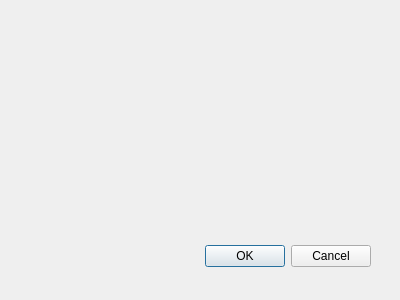
Above: qgis3_plugin/faa_dof_manager/faa_dof_manager_dialog_base.ui from strpaw/qgis3-faa-dof-postgis before the change. Below: the same form after it.
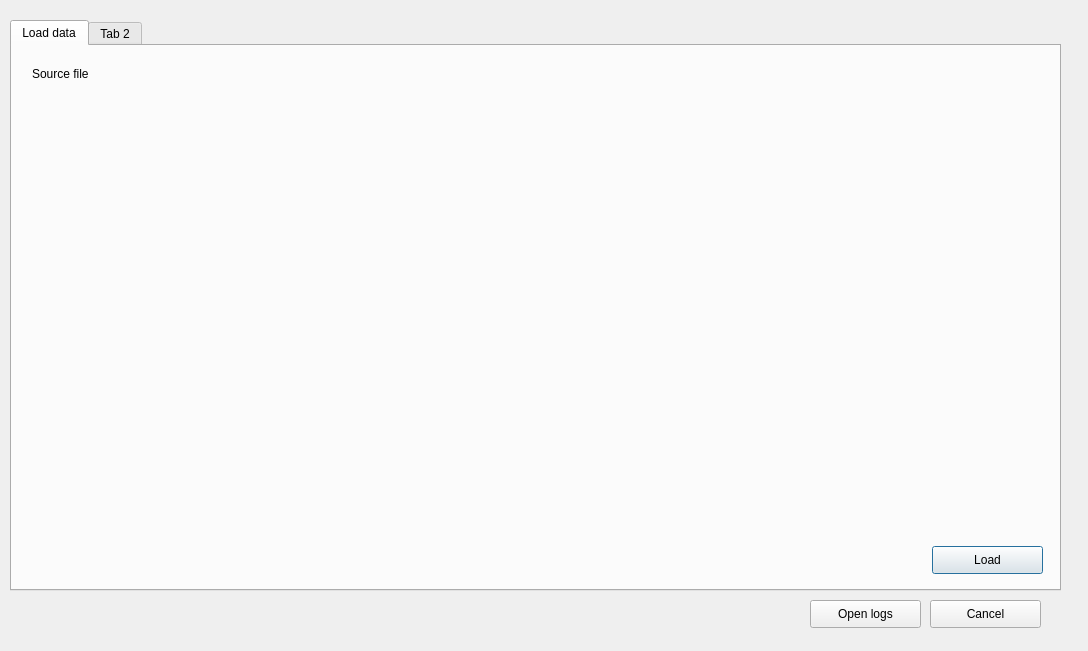
That is the form after the change. Custom widgets are drawn as their Qt base class.

Commit message: feat: Load data mode GUI

What changed in the file:
```diff
--- a/qgis3_plugin/faa_dof_manager/faa_dof_manager_dialog_base.ui
+++ b/qgis3_plugin/faa_dof_manager/faa_dof_manager_dialog_base.ui
@@ -1,34 +1,107 @@
 <ui version="4.0" >
  <class>faa_dof_managerDialogBase</class>
- <widget class="QDialog" name="faa_dof_managerDialogBase" >
-  <property name="geometry" >
+ <widget class="QDialog" name="faa_dof_managerDialogBase">
+  <property name="geometry">
    <rect>
     <x>0</x>
     <y>0</y>
-    <width>400</width>
-    <height>300</height>
+    <width>1088</width>
+    <height>651</height>
    </rect>
   </property>
   <property name="windowTitle" >
    <string>FAA DOF Manager</string>
   </property>
-  <widget class="QDialogButtonBox" name="button_box" >
-   <property name="geometry" >
+  <widget class="QTabWidget" name="tabWidgetModes">
+   <property name="geometry">
     <rect>
-     <x>30</x>
-     <y>240</y>
-     <width>341</width>
-     <height>32</height>
+     <x>10</x>
+     <y>20</y>
+     <width>1051</width>
+     <height>571</height>
     </rect>
    </property>
-   <property name="orientation" >
-    <enum>Qt::Horizontal</enum>
+   <widget class="QWidget" name="tabLoadDataMode">
+    <attribute name="title">
+     <string>Load data</string>
+    </attribute>
+    <widget class="QgsFileWidget" name="mQgsFileWidgetSourceFile">
+     <property name="geometry">
+      <rect>
+       <x>20</x>
+       <y>40</y>
+       <width>1001</width>
+       <height>27</height>
+      </rect>
+     </property>
+    </widget>
+    <widget class="QLabel" name="labelLoadSourceFile">
+     <property name="geometry">
+      <rect>
+       <x>20</x>
+       <y>20</y>
+       <width>71</width>
+       <height>16</height>
+      </rect>
+     </property>
+     <property name="text">
+      <string>Source file</string>
+     </property>
+    </widget>
+    <widget class="QPushButton" name="pushButtonLoadData">
+     <property name="geometry">
+      <rect>
+       <x>920</x>
+       <y>500</y>
+       <width>111</width>
+       <height>28</height>
+      </rect>
+     </property>
+     <property name="text">
+      <string>Load</string>
+     </property>
+    </widget>
+   </widget>
+   <widget class="QWidget" name="tab_2">
+    <attribute name="title">
+     <string>Tab 2</string>
+    </attribute>
+   </widget>
+  </widget>
+  <widget class="QPushButton" name="pushButtonCancel">
+   <property name="geometry">
+    <rect>
+     <x>930</x>
+     <y>600</y>
+     <width>111</width>
+     <height>28</height>
+    </rect>
    </property>
-   <property name="standardButtons" >
-    <set>QDialogButtonBox::Cancel|QDialogButtonBox::Ok</set>
+   <property name="text">
+    <string>Cancel</string>
+   </property>
+  </widget>
+  <widget class="QPushButton" name="pushButtonOpenLogs">
+   <property name="geometry">
+    <rect>
+     <x>810</x>
+     <y>600</y>
+     <width>111</width>
+     <height>28</height>
+    </rect>
+   </property>
+   <property name="text">
+    <string>Open logs</string>
    </property>
   </widget>
  </widget>
+ <customwidgets>
+  <customwidget>
+   <class>QgsFileWidget</class>
+   <extends>QWidget</extends>
+   <header>qgsfilewidget.h</header>
+  </customwidget>
+ </customwidgets>
  <resources/>
  <connections>
   <connection>
```
Left out of the diff: 40 changed lines with no effect on the pictures.
